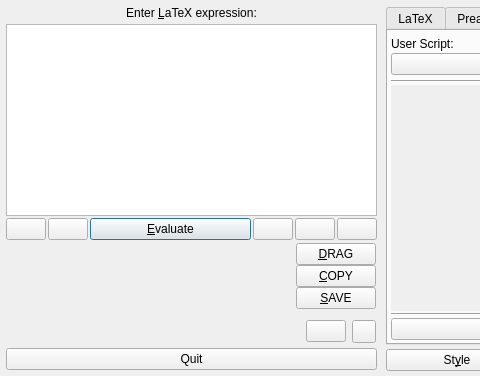
Above: src/klfmainwin.ui from CryFeiFei/klatexformula before the change; both pictures show x 0 to 480 and y 0 to 376 of the 764 by 376 pixel window. Below: the same form after it.
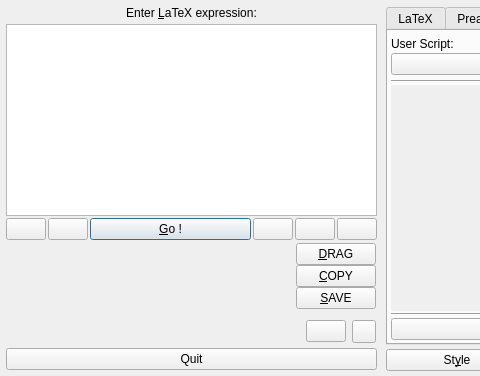
That is the form after the change. The open tabs and pages were chosen to show the change. Icons and pictures are not drawn. Custom widgets are drawn as their Qt base class.

Patch:
```diff
--- a/src/klfmainwin.ui
+++ b/src/klfmainwin.ui
@@ -174,7 +174,7 @@
             <string comment="whatsthistext">Render the above &lt;i&gt;LaTeX&lt;/i&gt; formula as an image, which will be displayed in the label below.</string>
            </property>
            <property name="text">
-            <string>&amp;Evaluate</string>
+            <string>&amp;Go !</string>
            </property>
            <property name="icon">
             <iconset resource="klfres.qrc">
```
Left out of the diff: 2 changed lines with no effect on the pictures.
